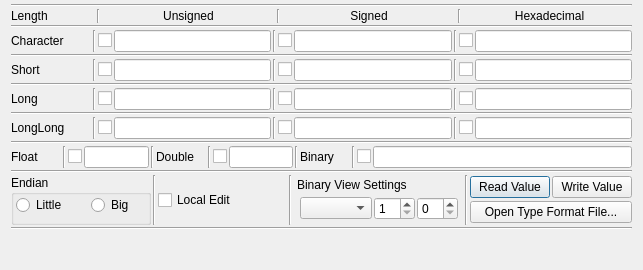
First picture: the form in source/binary_values_view.ui, repository Rolloke/GUI-Apps, before the edit.
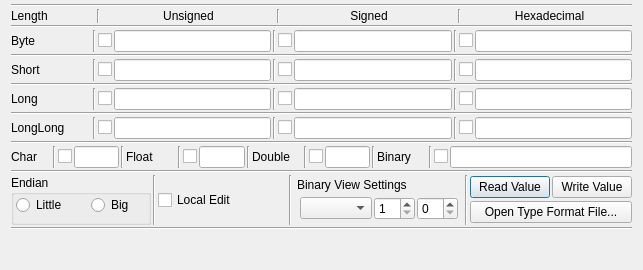
Second picture: the form after the edit. Icons and pictures are not drawn.

Commit message: improved binary view

Diff of the .ui file:
```diff
--- a/source/binary_values_view.ui
+++ b/source/binary_values_view.ui
@@ -170,7 +170,7 @@
         <locale language="English" country="UnitedStates"/>
        </property>
        <property name="text">
-        <string>Character</string>
+        <string>Byte</string>
        </property>
       </widget>
      </item>
@@ -477,6 +477,50 @@
    </item>
    <item>
     <layout class="QHBoxLayout" name="horizontalLayoutFloatingPoint">
+     <item>
+      <widget class="QLabel" name="labelChar">
+       <property name="minimumSize">
+        <size>
+         <width>40</width>
+         <height>0</height>
+        </size>
+       </property>
+       <property name="text">
+        <string>Char</string>
+       </property>
+      </widget>
+     </item>
+     <item>
+      <widget class="Line" name="line_27">
+       <property name="orientation">
+        <enum>Qt::Vertical</enum>
+       </property>
+      </widget>
+     </item>
+     <item>
+      <widget class="QCheckBox" name="checkChar">
+       <property name="text">
+        <string/>
+       </property>
+      </widget>
+     </item>
+     <item>
+      <widget class="QLineEdit" name="edtChar">
+       <property name="sizePolicy">
+        <sizepolicy hsizetype="Expanding" vsizetype="Fixed">
+         <horstretch>1</horstretch>
+         <verstretch>0</verstretch>
+        </sizepolicy>
+       </property>
+      </widget>
+     </item>
+     <item>
+      <widget class="Line" name="line_28">
+       <property name="orientation">
+        <enum>Qt::Vertical</enum>
+       </property>
+      </widget>
+     </item>
      <item>
       <widget class="QLabel" name="labelFloat">
        <property name="minimumSize">
```
The commit also changes 3 other files.
